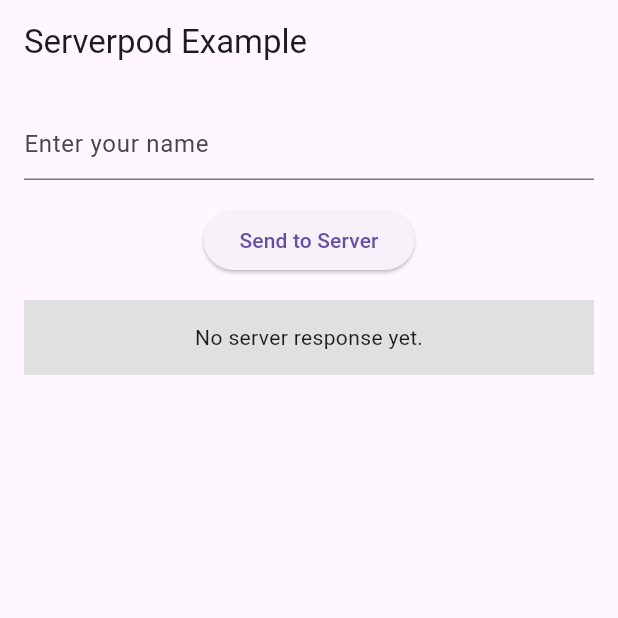
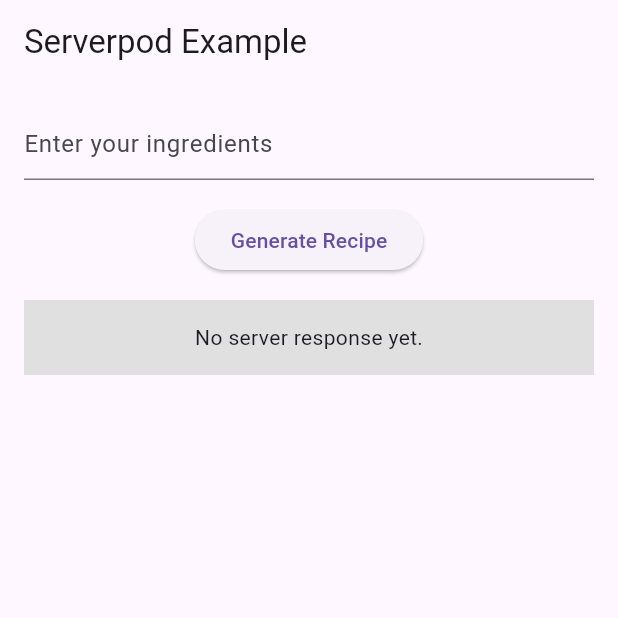
Before and after one commit to serverpod/magic_recipe, a Flutter app: the screen it shows after launch, on a phone screen of 412 x 824 dp, the top half of it. Run offline on Flutter 3.47's test engine with Material 3 defaults, Android fonts, the light colour scheme and no system bars; missing offline and left inert: dartantic_ai, serverpod, serverpod_client, serverpod_flutter; statements that could not run were skipped.

Commit message:
Call RecipesEndpoint from app

```diff
--- a/magic_recipe_flutter/lib/main.dart
+++ b/magic_recipe_flutter/lib/main.dart
@@ -56,25 +56,34 @@
   /// Holds the last result or null if no result exists yet.
   String? _resultMessage;
 
-  /// Holds the last error message that we've received from the server or null
-  /// if no error exists yet.
+  /// Holds the last error message that we've received from the server or null if no
+  /// error exists yet.
   String? _errorMessage;
 
   final _textEditingController = TextEditingController();
 
-  /// Calls the `hello` method of the `greeting` endpoint. Will set either the
-  /// `_resultMessage` or `_errorMessage` field, depending on if the call
-  /// is successful.
-  void _callHello() async {
+  bool _loading = false;
+
+  void _callGenerateRecipe() async {
     try {
-      final result = await client.greeting.hello(_textEditingController.text);
       setState(() {
         _errorMessage = null;
-        _resultMessage = result.message;
+        _resultMessage = null;
+        _loading = true;
+      });
+      final result = await client.recipe.generateRecipe(
+        _textEditingController.text,
+      );
+      setState(() {
+        _errorMessage = null;
+        _resultMessage = result;
+        _loading = false;
       });
     } catch (e) {
       setState(() {
         _errorMessage = '$e';
+        _resultMessage = null;
+        _loading = false;
       });
     }
   }
@@ -82,7 +91,9 @@
   @override
   Widget build(BuildContext context) {
     return Scaffold(
-      appBar: AppBar(title: Text(widget.title)),
+      appBar: AppBar(
+        title: Text(widget.title),
+      ),
       body: Padding(
         padding: const EdgeInsets.all(16),
         child: Column(
@@ -91,19 +102,27 @@
               padding: const EdgeInsets.only(bottom: 16.0),
               child: TextField(
                 controller: _textEditingController,
-                decoration: const InputDecoration(hintText: 'Enter your name'),
+                decoration: const InputDecoration(
+                  hintText: 'Enter your ingredients',
+                ),
               ),
             ),
             Padding(
               padding: const EdgeInsets.only(bottom: 16.0),
               child: ElevatedButton(
-                onPressed: _callHello,
-                child: const Text('Send to Server'),
+                onPressed: _loading ? null : _callGenerateRecipe,
+                child: _loading
+                    ? const Text('Loading...')
+                    : const Text('Generate Recipe'),
               ),
             ),
-            ResultDisplay(
-              resultMessage: _resultMessage,
-              errorMessage: _errorMessage,
+            Expanded(
+              child: SingleChildScrollView(
+                child: ResultDisplay(
+                  resultMessage: _resultMessage,
+                  errorMessage: _errorMessage,
+                ),
+              ),
             ),
           ],
         ),
```
